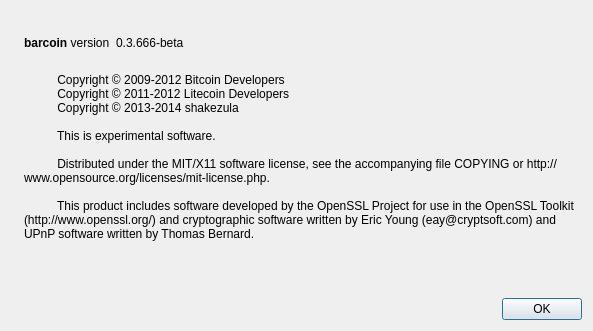
Before: the Qt Designer form src/qt/forms/aboutdialog.ui in GustaCoin/GustaCoin, drawn with Qt 5.
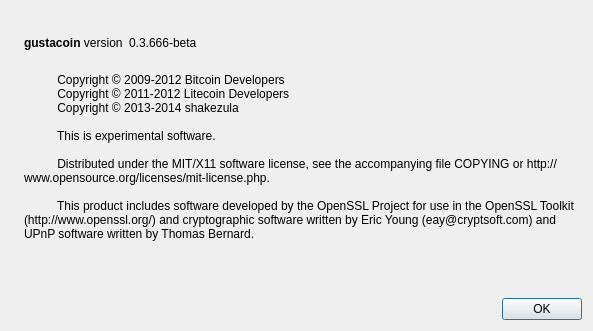
After: the same form once the commit is applied. Icons and pictures are not drawn.

```diff
--- a/src/qt/forms/aboutdialog.ui
+++ b/src/qt/forms/aboutdialog.ui
@@ -50,7 +50,7 @@
           <cursorShape>IBeamCursor</cursorShape>
          </property>
          <property name="text">
-          <string>&lt;b&gt;barcoin&lt;/b&gt; version</string>
+          <string>&lt;b&gt;gustacoin&lt;/b&gt; version</string>
          </property>
          <property name="textInteractionFlags">
           <set>Qt::LinksAccessibleByMouse|Qt::TextSelectableByKeyboard|Qt::TextSelectableByMouse</set>
```
Left out of the diff: 2 changed lines with no effect on the pictures.
